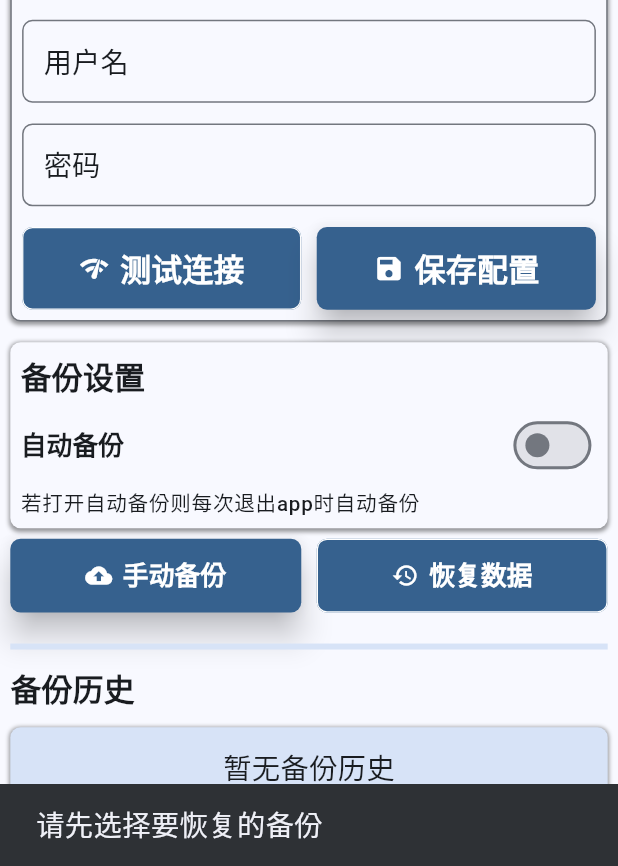
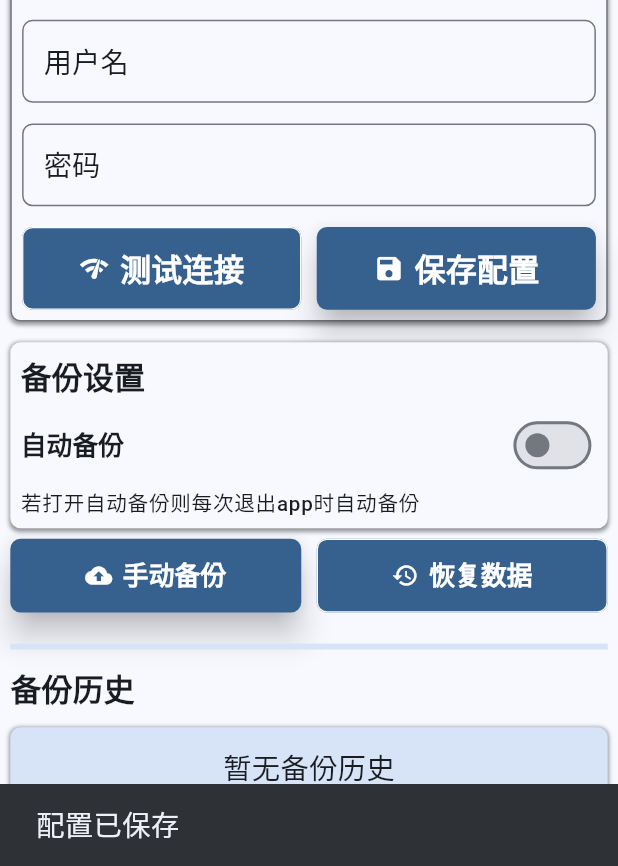
Before and after one commit to ieeningnwq/rollcaller, a Flutter app: the SettingsPage screen opened directly, after a tap on "测试连接", after a tap on "保存配置", after a tap on "恢复数据", on a phone screen of 412 x 824 dp, the part 370-1236 px from its top. Run offline on Flutter 3.47's test engine with Material 3 defaults, Android fonts, the phone set to English and light mode, and no system bars; our stand-ins replace dio, file_picker, flutter_colorpicker, flutter_screenutil, permission_handler, pull_to_refresh and 3 more; missing offline and left inert: excel, file_saver, webdav_client; accounts and stored records are empty.

Commit message:
解决打开没有ui问题

```diff
--- a/lib/pages/attendance_call_records_page.dart
+++ b/lib/pages/attendance_call_records_page.dart
@@ -2,7 +2,7 @@ import 'dart:io';
 
 import 'package:excel/excel.dart' hide Border;
 import 'package:flutter/material.dart';
-import 'package:flutter_screenutil/flutter_screenutil.dart' show SizeExtension;
+import 'package:flutter_screenutil/flutter_screenutil.dart';
 import 'package:path/path.dart' show join;
 import 'package:path_provider/path_provider.dart'
     show getExternalStorageDirectory;
@@ -1271,7 +1271,6 @@ class _AttendanceRecordsState extends State<AttendanceCallRecordsPage> {
           title: Text(KString.dateRangePickerTitle), // '选择时间范围'
           content: SizedBox(
             height: 400.h,
-            width: MediaQuery.of(context).size.width * 0.8,
             child: SfDateRangePicker(
               confirmText: KString.confirm, // '确定'
               cancelText: KString.cancel, // '取消'
--- a/lib/pages/home_page.dart
+++ b/lib/pages/home_page.dart
@@ -21,7 +21,7 @@ class _HomePageState extends State<HomePage> {
       body: SafeArea(
         child: Padding(
           padding: EdgeInsets.only(
-            bottom: MediaQuery.of(context).viewInsets.bottom,
+            top: 4.h,
           ),
           child: Column(
             crossAxisAlignment: CrossAxisAlignment.stretch,
--- a/lib/pages/random_call_records_page.dart
+++ b/lib/pages/random_call_records_page.dart
@@ -3,7 +3,7 @@ import 'dart:io';
 import 'package:excel/excel.dart' hide Border;
 import 'package:flutter/material.dart';
 import 'package:flutter/services.dart';
-import 'package:flutter_screenutil/flutter_screenutil.dart' show SizeExtension;
+import 'package:flutter_screenutil/flutter_screenutil.dart';
 import 'package:path/path.dart' show join;
 import 'package:path_provider/path_provider.dart';
 import 'package:permission_handler/permission_handler.dart';
@@ -909,7 +909,6 @@ class _RandomRecordsState extends State<RandomCallRecordsPage> {
           title: const Text(KString.dateRangePickerTitle), // '选择时间范围'
           content: SizedBox(
             height: 400.h,
-            width: MediaQuery.of(context).size.width * 0.8,
             child: SfDateRangePicker(
               confirmText: KString.confirm, // '确定'
               cancelText: KString.cancel, // '取消'
--- a/lib/pages/records_page.dart
+++ b/lib/pages/records_page.dart
@@ -1,5 +1,5 @@
 import 'package:flutter/material.dart';
-import 'package:flutter_screenutil/flutter_screenutil.dart' show SizeExtension;
+import 'package:flutter_screenutil/flutter_screenutil.dart';
 
 import '../configs/strings.dart';
 import 'attendance_call_records_page.dart';
--- a/lib/pages/settings_page.dart
+++ b/lib/pages/settings_page.dart
@@ -5,7 +5,7 @@ import 'package:dio/dio.dart' show CancelToken;
 import 'package:flutter/material.dart';
 import 'package:flutter_colorpicker/flutter_colorpicker.dart'
     show MaterialPicker;
-import 'package:flutter_screenutil/flutter_screenutil.dart' show SizeExtension;
+import 'package:flutter_screenutil/flutter_screenutil.dart';
 import 'package:shared_preferences/shared_preferences.dart';
 import 'package:path/path.dart' show join;
 import 'package:path_provider/path_provider.dart' show getTemporaryDirectory;
@@ -51,12 +51,14 @@ class _SettingsState extends State<SettingsPage> {
   // 选中待回退的备份数据
   BackUpModel? _selectedBackUpModel;
   // WebDav连接客户端
-  late Client _client;
+   Client ?_client;
   // 安全存储
   final _storage = SharedPreferences.getInstance();
 
   // 获取WebDav配置
-  late Future<void> _getWebDavConfigFuture;
+
+  // 获取WebDav配置
+  late Future<void> _getBackUpDataFuture;
   // 备份进度
   double _procedureProgress = 0;
 
@@ -77,10 +79,16 @@ class _SettingsState extends State<SettingsPage> {
   @override
   initState() {
     super.initState();
-    _getWebDavConfigFuture = _getWebDavConfig();
-  }
-
-  Future<void> _getWebDavConfig() async {
+    // 读取webdav设置
+    _getWebDavConfig().then((onValue) {
+      setState(() {
+        _autoBackupEnabled = onValue;
+      });
+    });
+    _getBackUpDataFuture = _getBackUpData();
+  }
+
+  Future<bool> _getWebDavConfig() async {
     // 获取WebDav配置服务器
     _webDavServerController.text =
         (await _storage.then(
@@ -107,16 +115,23 @@ class _SettingsState extends State<SettingsPage> {
       debug: false,
     );
     // 获取是否自动备份
-    _autoBackupEnabled =
+    bool autoBackupEnabled =
         ((await _storage.then(
           (storage) => storage.getBool(KString.autoBackUpKey),
         )) ??
         false);
+    return autoBackupEnabled;
+  }
+
+  Future<void> _getBackUpData() async {
+    while (_client == null) {
+      await Future.delayed(const Duration(milliseconds: 100));
+    }
     if (_allBackUpModels.isEmpty) {
       try {
-        await _client.ping();
+        await _client!.ping();
         // 获取历史备份数据，从服务器获取数据
-        var list = await _client.readDir('/${KString.webDavServerFolder}');
+        var list = await _client!.readDir('/${KString.webDavServerFolder}');
         // 过滤出备份文件，并排序
         list = list
             .where(
@@ -198,14 +213,7 @@ class _SettingsState extends State<SettingsPage> {
             Expanded(
               child: SingleChildScrollView(
                 padding: EdgeInsets.all(8.0.w),
-                child: FutureBuilder(
-                  future: _getWebDavConfigFuture,
-                  builder: (context, snapshot) {
-                    if (snapshot.connectionState == ConnectionState.done) {
-                      if (snapshot.hasError) {
-                        return Center(child: Text('Error: ${snapshot.error}'));
-                      }
-                      return Column(
+                child: Column(
                   children: [
                     _buildLastBackUpStatus(),
                     SizedBox(height: 8.h),
@@ -213,13 +221,24 @@ class _SettingsState extends State<SettingsPage> {
                     SizedBox(height: 8.h),
                     _buildBackUpSetting(),
                     SizedBox(height: 8.h),
-                          _buildBackUpHistory(),
-                        ],
-                      );
+                    FutureBuilder(
+                      future: _getBackUpDataFuture,
+                      builder: (context, snapshot) {
+                        if (snapshot.connectionState == ConnectionState.done) {
+                          if (snapshot.hasError) {
+                            return Center(
+                              child: Text('Error: ${snapshot.error}'),
+                            );
+                          }
+                          return _buildBackUpHistory();
                         } else {
-                      return const Center(child: CircularProgressIndicator());
+                          return const Center(
+                            child: CircularProgressIndicator(),
+                          );
                         }
                       },
+                    ),
+                  ],
                 ),
               ),
             ),
@@ -451,7 +470,7 @@ class _SettingsState extends State<SettingsPage> {
                           debug: false,
                         );
                         try {
-                          await _client.ping();
+                          await _client!.ping();
                           // 连接成功处理逻辑
                           // 可以显示成功提示、更新UI状态等
                           if (context.mounted) {
@@ -557,6 +576,24 @@ class _SettingsState extends State<SettingsPage> {
                             _webDavPasswordController.text,
                           ),
                         );
+                        if (context.mounted) {
+                          ScaffoldMessenger.of(context).showSnackBar(
+                            SnackBar(
+                              content: Text(
+                                '配置已保存',
+                                style: TextStyle(
+                                  color: Theme.of(
+                                    context,
+                                  ).colorScheme.onInverseSurface,
+                                ),
+                              ),
+                              backgroundColor: Theme.of(
+                                context,
+                              ).colorScheme.inverseSurface,
+                              duration: const Duration(seconds: 3),
+                            ),
+                          );
+                        }
                       },
                       style: ElevatedButton.styleFrom(
                         backgroundColor: Theme.of(context).colorScheme.primary,
@@ -864,7 +901,7 @@ class _SettingsState extends State<SettingsPage> {
     bool result = false;
     try {
       CancelToken c = CancelToken();
-      await _client.writeFromFile(
+      await _client!.writeFromFile(
         tempFilePath,
         '/${KString.webDavServerFolder}/$fileName',
         onProgress: (c, t) {
@@ -979,7 +1016,7 @@ class _SettingsState extends State<SettingsPage> {
       // 2、从WebDAV下载文件
       final tempDir = await getTemporaryDirectory();
       final tempFilePath = join(tempDir.path, backUpModel.fileName);
-      await _client.read2File(
+      await _client!.read2File(
         filePath,
         tempFilePath,
         onProgress: (c, t) {
--- a/lib/pages/student_page.dart
+++ b/lib/pages/student_page.dart
@@ -6,7 +6,7 @@ import 'package:file_picker/file_picker.dart';
 import 'package:file_saver/file_saver.dart' show FileSaver, MimeType;
 import 'package:flutter/material.dart';
 import 'package:flutter/services.dart';
-import 'package:flutter_screenutil/flutter_screenutil.dart' show SizeExtension;
+import 'package:flutter_screenutil/flutter_screenutil.dart';
 import 'package:permission_handler/permission_handler.dart'
     show Permission, PermissionActions, PermissionStatusGetters;
 import 'package:pull_to_refresh/pull_to_refresh.dart';
--- a/lib/providers/them_switcher_provider.dart
+++ b/lib/providers/them_switcher_provider.dart
@@ -9,7 +9,7 @@ import 'package:flutter/material.dart'
         ThemeData,
         ThemeMode,
         Colors;
-import 'package:flutter_screenutil/flutter_screenutil.dart' show SizeExtension;
+import 'package:flutter_screenutil/flutter_screenutil.dart';
 
 import '../configs/theme_style_option_enum.dart';
 
--- a/lib/widgets/attendance_caller_record_edit_dialog.dart
+++ b/lib/widgets/attendance_caller_record_edit_dialog.dart
@@ -1,5 +1,5 @@
 import 'package:flutter/material.dart';
-import 'package:flutter_screenutil/flutter_screenutil.dart' show SizeExtension;
+import 'package:flutter_screenutil/flutter_screenutil.dart';
 
 import '../configs/attendance_status.dart';
 import '../models/attendance_call_record.dart';
--- a/lib/widgets/student_add_edit_dialog.dart
+++ b/lib/widgets/student_add_edit_dialog.dart
@@ -1,5 +1,5 @@
 import 'package:flutter/material.dart';
-import 'package:flutter_screenutil/flutter_screenutil.dart' show SizeExtension;
+import 'package:flutter_screenutil/flutter_screenutil.dart';
 
 import '../models/student_class_model.dart';
 import '../models/student_model.dart';
--- a/lib/widgets/student_class_add_edit_dialog.dart
+++ b/lib/widgets/student_class_add_edit_dialog.dart
@@ -1,6 +1,6 @@
 import 'package:flutter/material.dart';
 import 'package:flutter/services.dart';
-import 'package:flutter_screenutil/flutter_screenutil.dart' show SizeExtension;
+import 'package:flutter_screenutil/flutter_screenutil.dart';
 
 import '../models/student_class_model.dart';
 import '../utils/student_class_dao.dart';
```
Lines whose indentation alone changed are shown as unchanged.
